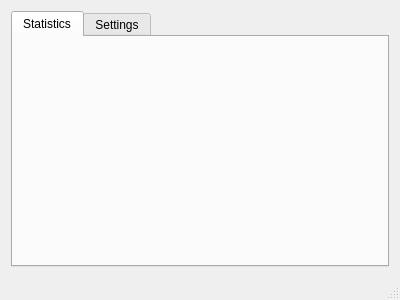
B-LechCode/sooScreenShare, file sooScreenClient/mainwindow.ui: the form before one commit.
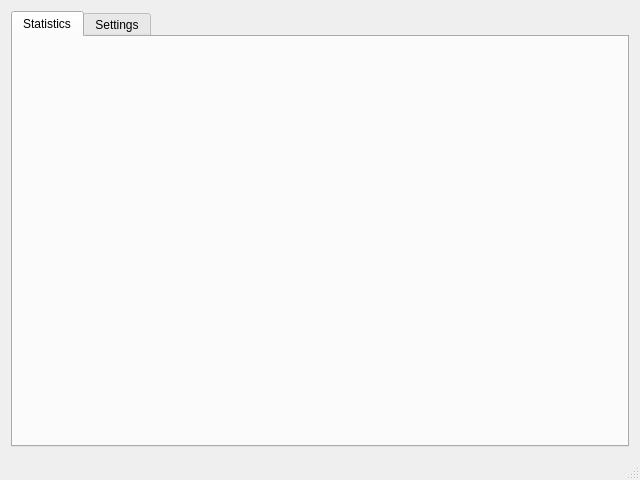
The form after the commit.

What changed in the file:
```diff
--- a/sooScreenClient/mainwindow.ui
+++ b/sooScreenClient/mainwindow.ui
@@ -6,8 +6,8 @@
    <rect>
     <x>0</x>
     <y>0</y>
-    <width>400</width>
-    <height>300</height>
+    <width>640</width>
+    <height>480</height>
    </rect>
   </property>
   <property name="windowTitle">
```
